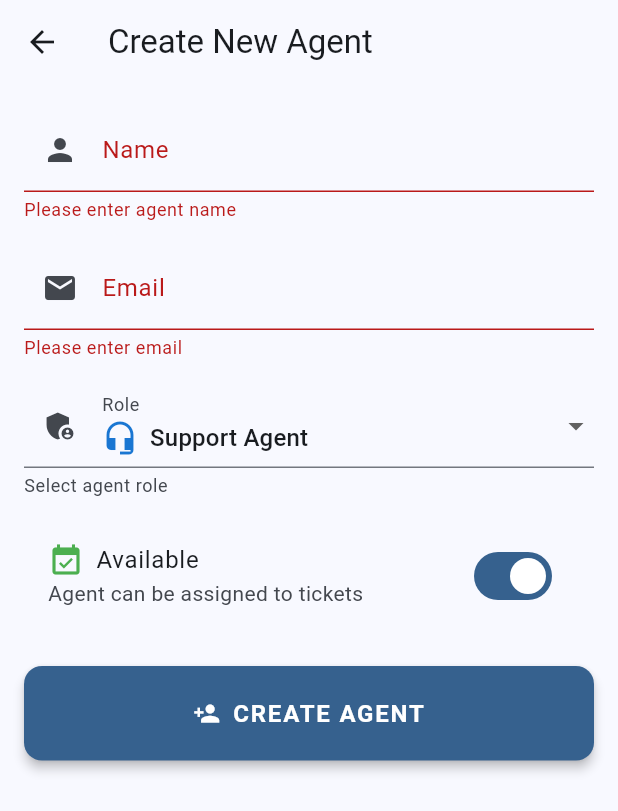
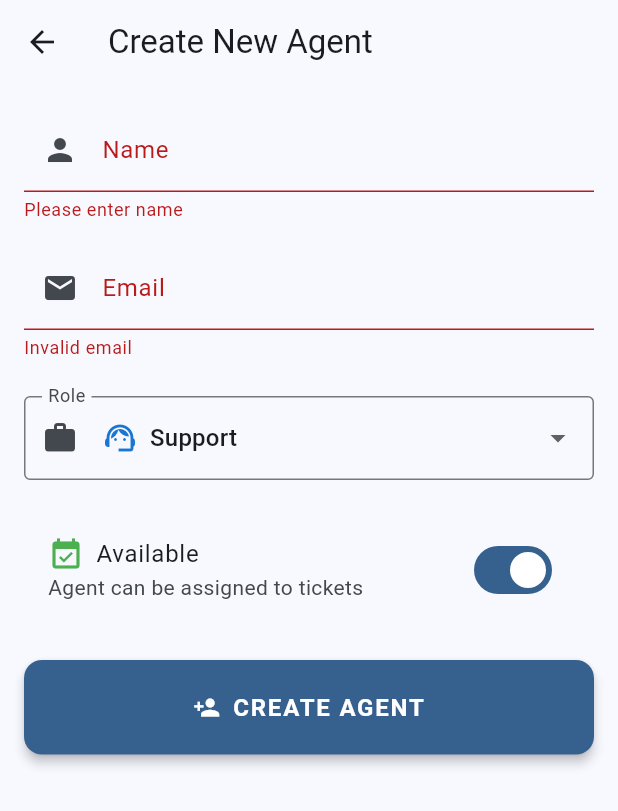
Before and after one commit to itsivali/ticket_support_system, a Flutter app: the CreateAgentScreen screen opened directly, after a tap on "CREATE AGENT", on a phone screen of 412 x 824 dp. Shown: the top 811 px of the screen. Run offline on Flutter 3.47's test engine with Material 3 defaults, Android fonts, the phone set to English and light mode, and no system bars; our stand-ins replace flutter_chat_types, flutter_chat_ui, logger; network calls fail.

Commit message:
Refactor create agent screen: simplify form layout, improve validation messages, and enhance role dropdown UI

```diff
--- a/lib/screens/create_agent_screen.dart
+++ b/lib/screens/create_agent_screen.dart
@@ -60,74 +60,54 @@ class _CreateAgentScreenState extends State<CreateAgentScreen> {
     return Scaffold(
       appBar: AppBar(
         title: const Text('Create New Agent'),
-        actions: [
-          if (_isLoading)
-            const Padding(
-              padding: EdgeInsets.all(16.0),
-              child: CircularProgressIndicator(color: Colors.white),
-            ),
-        ],
       ),
       body: Padding(
         padding: const EdgeInsets.all(16.0),
         child: Form(
           key: _formKey,
-          child: SingleChildScrollView(
           child: Column(
-              crossAxisAlignment: CrossAxisAlignment.start,
+            crossAxisAlignment: CrossAxisAlignment.stretch,
             children: [
               TextFormField(
                 decoration: const InputDecoration(
                   labelText: 'Name',
-                    helperText: 'Enter agent\'s full name',
                   prefixIcon: Icon(Icons.person),
                 ),
-                  validator: (value) {
-                    if (value == null || value.isEmpty) {
-                      return 'Please enter agent name';
-                    }
-                    if (value.length < 3) {
-                      return 'Name must be at least 3 characters';
-                    }
-                    return null;
-                  },
-                  onSaved: (value) => _name = value!,
+                validator: (value) => value?.isEmpty ?? true
+                  ? 'Please enter name'
+                  : null,
+                onSaved: (value) => _name = value ?? '',
               ),
               const SizedBox(height: 16),
               TextFormField(
                 decoration: const InputDecoration(
                   labelText: 'Email',
-                    helperText: 'Enter work email address',
                   prefixIcon: Icon(Icons.email),
                 ),
-                  keyboardType: TextInputType.emailAddress,
-                  validator: (value) {
-                    if (value == null || value.isEmpty) {
-                      return 'Please enter email';
-                    }
-                    if (!value.contains('@')) {
-                      return 'Please enter a valid email';
-                    }
-                    return null;
-                  },
-                  onSaved: (value) => _email = value!,
+                validator: (value) => !value!.contains('@')
+                  ? 'Invalid email'
+                  : null,
+                onSaved: (value) => _email = value ?? '',
               ),
               const SizedBox(height: 16),
-                DropdownButtonFormField<String>(
+              Container(
+                padding: const EdgeInsets.symmetric(vertical: 8),
+                child: DropdownButtonFormField<String>(
                   value: _role,
+                  isExpanded: true,
                   decoration: const InputDecoration(
                     labelText: 'Role',
-                    helperText: 'Select agent role',
-                    prefixIcon: Icon(Icons.admin_panel_settings),
+                    prefixIcon: Icon(Icons.work),
+                    border: OutlineInputBorder(),
                   ),
                   items: [
                     DropdownMenuItem(
                       value: 'SUPPORT',
                       child: Row(
                         children: [
-                          Icon(Icons.headset_mic, color: Colors.blue[700]),
+                          Icon(Icons.support_agent, color: Colors.blue[700]),
                           const SizedBox(width: 8),
-                          const Text('Support Agent'),
+                          const Text('Support'),
                         ],
                       ),
                     ),
@@ -145,14 +125,19 @@ class _CreateAgentScreenState extends State<CreateAgentScreen> {
                       value: 'ADMIN',
                       child: Row(
                         children: [
-                          Icon(Icons.security, color: Colors.orange[700]),
+                          Icon(Icons.admin_panel_settings, color: Colors.orange[700]),
                           const SizedBox(width: 8),
-                          const Text('Administrator'),
+                          const Text('Admin'),
                         ],
                       ),
                     ),
                   ],
-                  onChanged: (value) => setState(() => _role = value!),
+                  onChanged: (String? newValue) {
+                    setState(() {
+                      _role = newValue ?? 'SUPPORT';
+                    });
+                  },
+                ),
               ),
               const SizedBox(height: 16),
               SwitchListTile(
@@ -211,7 +196,6 @@ class _CreateAgentScreenState extends State<CreateAgentScreen> {
           ),
         ),
       ),
-      ),
     );
   }
 }
```
Lines whose indentation alone changed are shown as unchanged.
